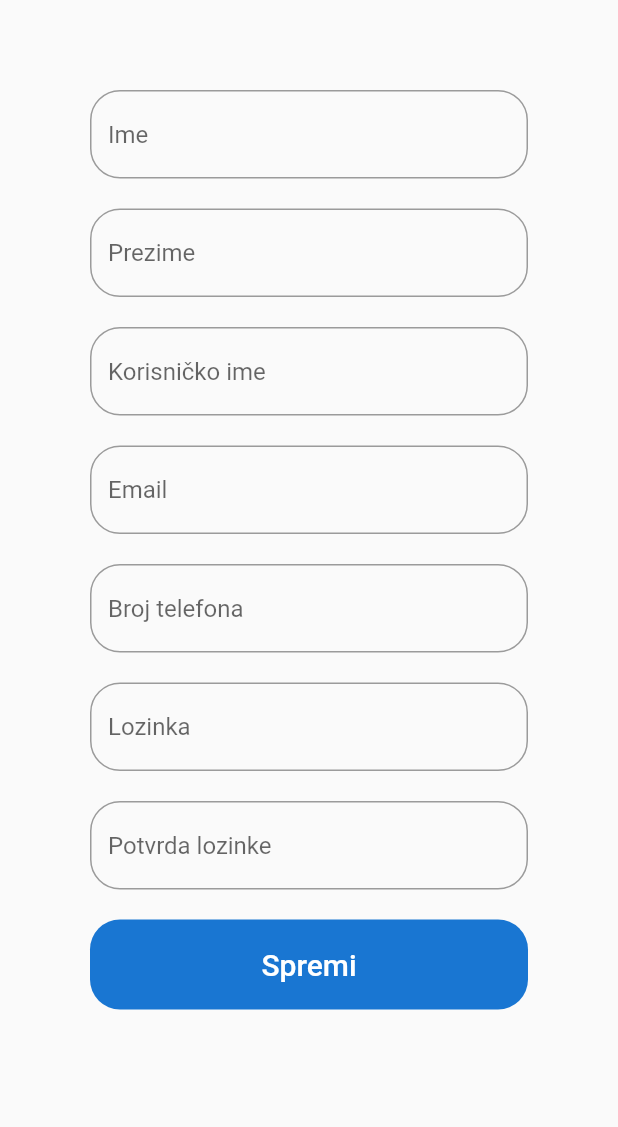
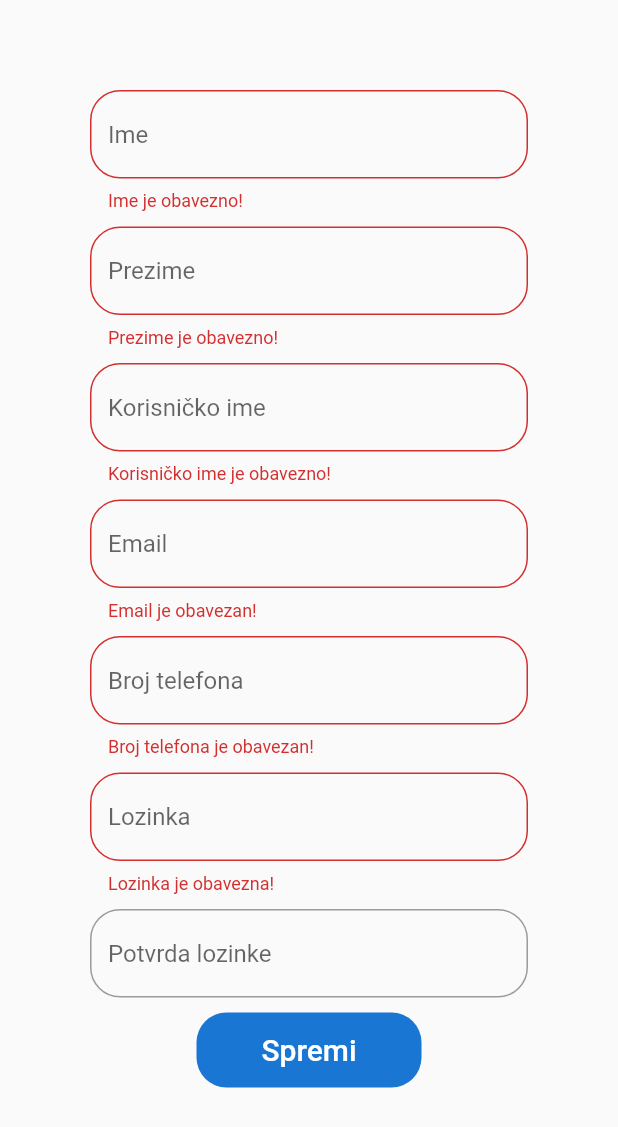
Before and after one commit to Tarik-Colakhodzic/Real-estate-agency-mobile, a Flutter app: the Registration screen opened by its route, after a tap on "Spremi", on a phone screen of 412 x 824 dp. Shown: the top 1127 px of the screen. Run offline on Flutter 3.47's test engine with Material 2 defaults, Android fonts, the phone set to English and light mode, and no system bars; our stand-ins replace carousel_slider.

Commit message:
Validation for registration form implemented

```diff
--- a/lib/pages/Registration.dart
+++ b/lib/pages/Registration.dart
@@ -1,5 +1,4 @@
 import 'dart:convert';
-
 import 'package:flutter/cupertino.dart';
 import 'package:flutter/material.dart';
 import 'package:real_estate_mobile/models/User.dart';
@@ -23,89 +22,141 @@ class _RegistrationState extends State<Registration> {
       new TextEditingController();
   var result = null;
 
+  final _formKey = GlobalKey<FormState>();
+
   @override
   Widget build(BuildContext context) {
     return Scaffold(
       body: Center(
         child: Padding(
             padding: EdgeInsets.all(60),
+            child: Form(
+              key: _formKey,
               child: Column(
                 children: [
-              TextField(
+                  TextFormField(
                     controller: firstNameController,
                     decoration: InputDecoration(
                         border: OutlineInputBorder(
                             borderRadius: BorderRadius.circular(20)),
                         hintText: 'Ime'),
+                    validator: (value) {
+                      if (value == null || value.isEmpty)
+                        return 'Ime je obavezno!';
+                      else
+                        return null;
+                    },
                   ),
                   SizedBox(
-                height: 20,
+                    height: 10,
                   ),
-              TextField(
+                  TextFormField(
                     controller: lastNameController,
                     decoration: InputDecoration(
                         border: OutlineInputBorder(
                             borderRadius: BorderRadius.circular(20)),
                         hintText: 'Prezime'),
+                    validator: (value) {
+                      if (value == null || value.isEmpty)
+                        return 'Prezime je obavezno!';
+                      else
+                        return null;
+                    },
                   ),
                   SizedBox(
-                height: 20,
+                    height: 10,
                   ),
-              TextField(
+                  TextFormField(
                     controller: usernameController,
                     decoration: InputDecoration(
                         border: OutlineInputBorder(
                             borderRadius: BorderRadius.circular(20)),
                         hintText: 'Korisničko ime'),
+                    validator: (value) {
+                      if (value == null || value.isEmpty)
+                        return 'Korisničko ime je obavezno!';
+                      else
+                        return null;
+                    },
                   ),
                   SizedBox(
-                height: 20,
+                    height: 10,
                   ),
-              TextField(
+                  TextFormField(
                     controller: emailController,
                     decoration: InputDecoration(
                         border: OutlineInputBorder(
                             borderRadius: BorderRadius.circular(20)),
                         hintText: 'Email'),
+                    validator: (value) {
+                      if (value == null || value.isEmpty)
+                        return 'Email je obavezan!';
+                      if (!isEmailValid(value))
+                        return 'Email nije u ispravnom formatu!';
+                      else
+                        return null;
+                    },
                   ),
                   SizedBox(
-                height: 20,
+                    height: 10,
                   ),
-              TextField(
+                  TextFormField(
                     controller: phoneNumberController,
                     decoration: InputDecoration(
                         border: OutlineInputBorder(
                             borderRadius: BorderRadius.circular(20)),
                         hintText: 'Broj telefona'),
+                    validator: (value) {
+                      if (value == null || value.isEmpty)
+                        return 'Broj telefona je obavezan!';
+                      if (!isPhoneNumberValid(value))
+                        return 'Broj telefona nije u ispravnom formatu (060-000-000)!';
+                      else
+                        return null;
+                    },
                   ),
                   SizedBox(
-                height: 20,
+                    height: 10,
                   ),
-              TextField(
+                  TextFormField(
                     controller: passwordController,
                     obscureText: true,
                     decoration: InputDecoration(
                         border: OutlineInputBorder(
                             borderRadius: BorderRadius.circular(20)),
                         hintText: 'Lozinka'),
+                    validator: (value) {
+                      if (value == null || value.isEmpty)
+                        return 'Lozinka je obavezna!';
+                      if (!isPasswordValid(value))
+                        return 'Lozinka mora sadržavati minimalno 8 znakova, te velika, mala slova, brojeve i specijalne znakove';
+                      else
+                        return null;
+                    },
                   ),
                   SizedBox(
-                height: 20,
+                    height: 10,
                   ),
-              TextField(
+                  TextFormField(
                     controller: confirmedPasswordController,
                     obscureText: true,
                     decoration: InputDecoration(
                         border: OutlineInputBorder(
                             borderRadius: BorderRadius.circular(20)),
                         hintText: 'Potvrda lozinke'),
+                    validator: (value) {
+                      if (value != passwordController.text)
+                        return 'Lozinke se ne poklapaju!';
+                      else
+                        return null;
+                    },
                   ),
                   SizedBox(
-                height: 20,
+                    height: 10,
                   ),
                   Container(
-                height: 60,
-                width: 300,
+                      height: 50,
+                      width: 150,
                       decoration: BoxDecoration(
                           color: Colors.blue[700],
                           borderRadius: BorderRadius.circular(20)),
@@ -115,23 +166,32 @@ class _RegistrationState extends State<Registration> {
                             style: TextStyle(color: Colors.white, fontSize: 20),
                           ),
                           onPressed: () async {
+                            if (!_formKey.currentState!.validate()) {
+                              return;
+                            }
                             var result = await CreateUser();
-                    if(result == null){
-                      print("Nije prošlo");
-                    }
-                    else{
-                      print("Prošlo je");
-                      Navigator.pop(context);
-                    }
-                  },
-                ),
-              ),
-              SizedBox(
-                height: 20,
+                            if (result == null) {
+                              showDialog<String>(
+                                context: context,
+                                builder: (BuildContext context) => AlertDialog(
+                                  content: const Text(
+                                      'Desila se greška prilikom registracije!'),
+                                  actions: <Widget>[
+                                    TextButton(
+                                      onPressed: () =>
+                                          Navigator.pop(context, 'Ok'),
+                                      child: const Text('Ok'),
                                     ),
                                   ],
                                 ),
+                              );
+                            } else {
+                              Navigator.pop(context);
+                            }
+                          })),
+                ],
               ),
+            )),
       ),
     );
   }
@@ -150,4 +210,21 @@ class _RegistrationState extends State<Registration> {
     result = await APIService.Post('User', jsonEncode(user).toString());
     return result;
   }
+
+  bool isEmailValid(String email) {
+    RegExp regex = new RegExp(
+        r"^(([^<>()[\]\\.,;:\s@']+(\.[^<>()[\]\\.,;:\s@']+)*)|('.+'))@((\[[0-9]{1,3}\.[0-9]{1,3}\.[0-9]{1,3}\.[0-9]{1,3}\])|(([a-zA-Z\-0-9]+\.)+[a-zA-Z]{2,}))$");
+    return regex.hasMatch(email);
   }
+
+  bool isPasswordValid(String password) {
+    RegExp regex = new RegExp(
+        r"^((?=.*?[A-Z])(?=.*?[a-z])(?=.*?[0-9])|(?=.*?[A-Z])(?=.*?[a-z])(?=.*?[^a-zA-Z0-9])|(?=.*?[A-Z])(?=.*?[0-9])(?=.*?[^a-zA-Z0-9])|(?=.*?[a-z])(?=.*?[0-9])(?=.*?[^a-zA-Z0-9])).{8,}$");
+    return regex.hasMatch(password);
+  }
+
+  bool isPhoneNumberValid(String phoneNumber) {
+    RegExp regex = new RegExp(r"^[0-9]\d{2}-\d{3}-(\d{4}|\d{3})*$");
+    return regex.hasMatch(phoneNumber);
+  }
+}
```
Lines whose indentation alone changed are shown as unchanged.
